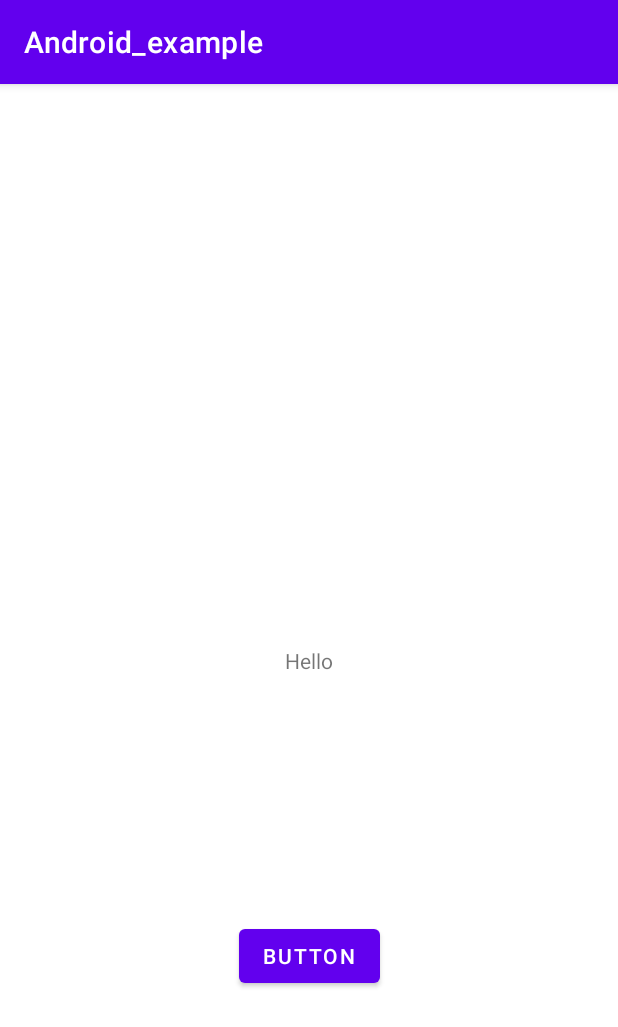
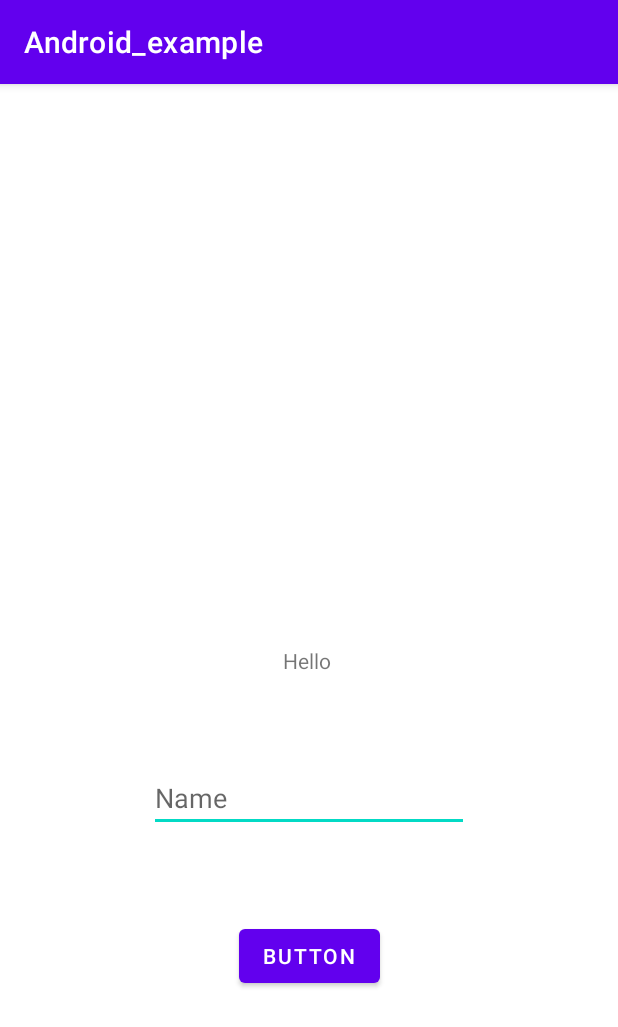
Before and after one commit to Brett-Constantinoff/Android_example, an Android app: the screen it shows after launch (MainActivity), after a tap on "BUTTON", on a phone screen of 412 x 824 dp. Shown: the top 1027 px of the screen. Run offline under Robolectric (Android 15) with nearby library versions, the phone set to English and light mode, and no system bars.

```diff
--- a/app/src/main/java/com/example/android_example/MainActivity.java
+++ b/app/src/main/java/com/example/android_example/MainActivity.java
@@ -4,6 +4,7 @@ import androidx.appcompat.app.AppCompatActivity;
 
 import android.os.Bundle;
 import android.view.View;
+import android.widget.EditText;
 import android.widget.TextView;
 
 public class MainActivity extends AppCompatActivity {
@@ -16,6 +17,7 @@ public class MainActivity extends AppCompatActivity {
 
     public void onBtnClick(View view){
         TextView txt_hello = findViewById(R.id.txtMessage); //R is the resources for the project
-        txt_hello.setText("Hello");
+        EditText editTextName = findViewById(R.id.editTxtName);
+        txt_hello.setText("Hello " + editTextName.getText().toString());
     }
 }
--- a/app/src/main/res/layout/activity_main.xml
+++ b/app/src/main/res/layout/activity_main.xml
@@ -27,4 +27,16 @@
         app:layout_constraintTop_toBottomOf="@+id/txtMessage"
         android:onClick="onBtnClick"/>
 
+    <EditText
+        android:id="@+id/editTxtName"
+        android:layout_width="wrap_content"
+        android:layout_height="wrap_content"
+        android:ems="10"
+        android:hint="Name"
+        android:inputType="textPersonName"
+        app:layout_constraintBottom_toTopOf="@+id/button"
+        app:layout_constraintEnd_toEndOf="parent"
+        app:layout_constraintStart_toStartOf="parent"
+        app:layout_constraintTop_toBottomOf="@+id/txtMessage" />
+
 </androidx.constraintlayout.widget.ConstraintLayout>
```
